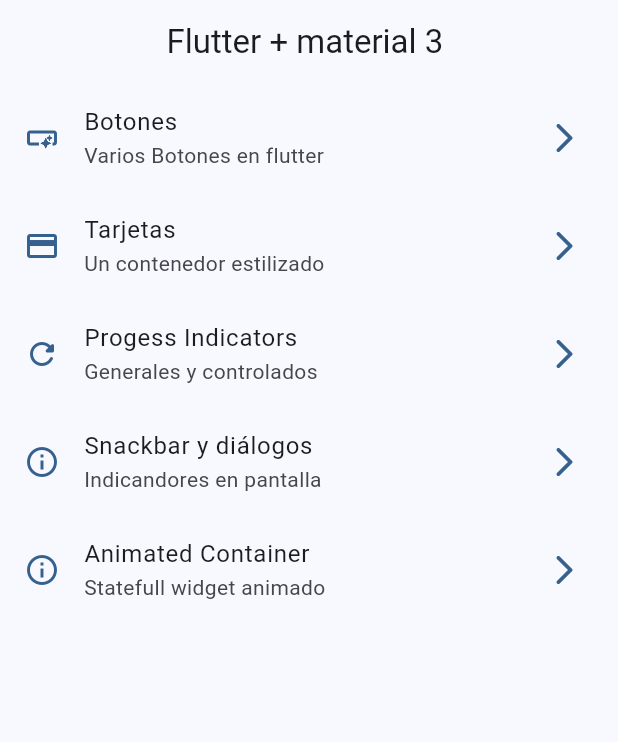
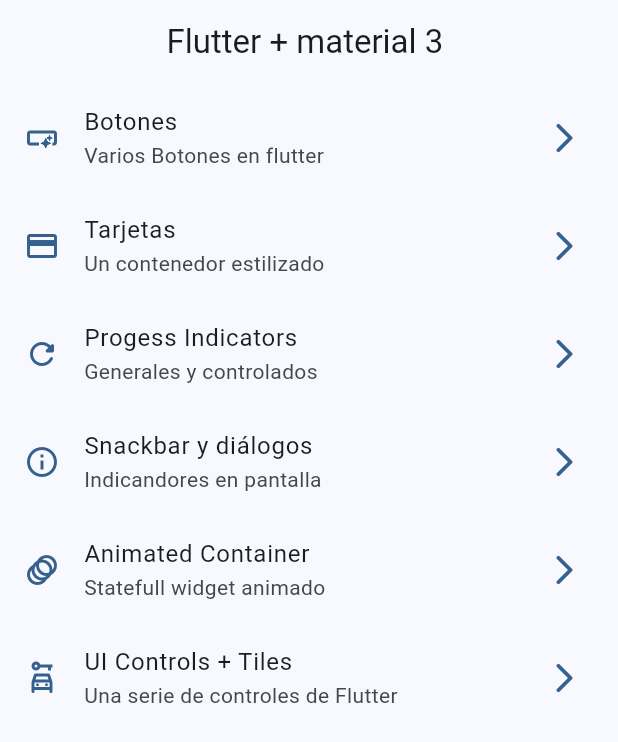
Before and after one commit to gabrielcabrera17/widget_app, a Flutter app: the screen it shows after launch, on a phone screen of 412 x 824 dp. Shown: the top 742 px of the screen. Run offline on Flutter 3.47's test engine with Material 3 defaults, Android fonts, the phone set to English and light mode, and no system bars; our stand-ins replace go_router.

Commit message:
Checkbox, Radios y otros Tiles

```diff
--- a/lib/config/menu/menu_items.dart
+++ b/lib/config/menu/menu_items.dart
@@ -48,12 +48,20 @@ const appMenuItems = <MenuItems>[
     icon: Icons.info_outline
   ),
 
-    MenuItems(
+  MenuItems(
     title: 'Animated Container',
     subTitle: 'Statefull widget animado',
     link: '/animated',
-    icon: Icons.info_outline
-  )
+    icon: Icons.animation_outlined
+  ),
+
+   MenuItems(
+    title: 'UI Controls + Tiles',
+    subTitle: 'Una serie de controles de Flutter',
+    link: '/ui-controls',
+    icon: Icons.car_rental_outlined
+  ),
+
 
 
 
--- a/lib/config/router/app_router.dart
+++ b/lib/config/router/app_router.dart
@@ -35,5 +35,10 @@ final appRouter = GoRouter(
       name: AnimatedScreen.name,
       builder: (context, state) => const AnimatedScreen(),
     ),
+    GoRoute(
+      path: '/ui-controls',
+      name: UiControlsScreen.name,
+      builder: (context, state) => const UiControlsScreen(),
+    ),
   ],
 );
```
Also changed, not shown: lib/presentation/screens/ui_controls/ui_controls_screen.dart (+78 -1 lines). Lines whose indentation alone changed are shown as unchanged.
